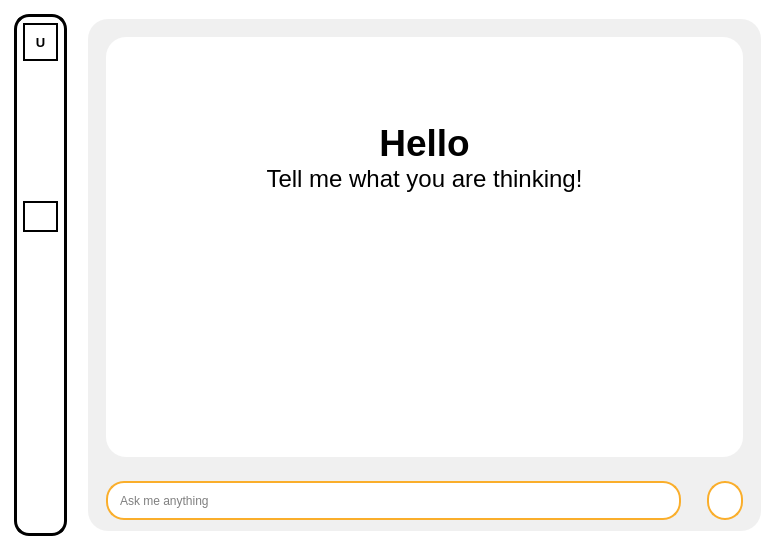
The window that SPCK/GUI/Chat.ui (MaiNgocChau9/Python-App-A-) describes before a commit, drawn with Qt 5.
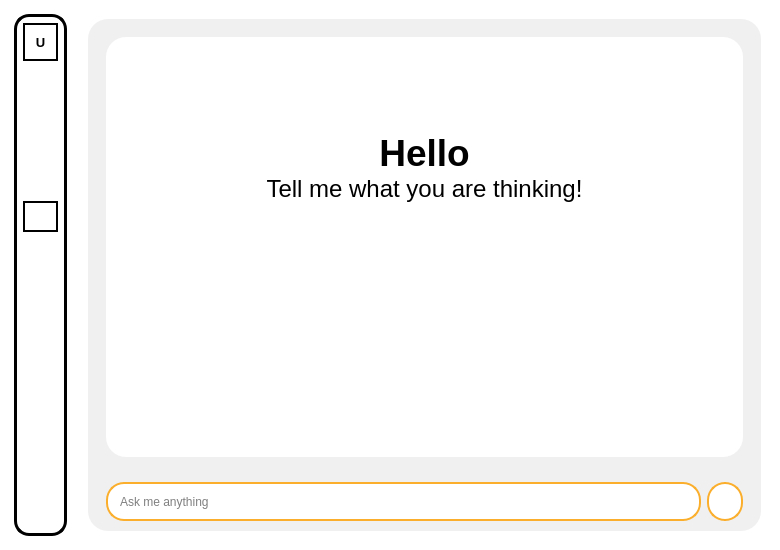
The same window after the commit. Icons and pictures are not drawn.

What changed in the file:
```diff
--- a/SPCK/GUI/Chat.ui
+++ b/SPCK/GUI/Chat.ui
@@ -250,8 +250,15 @@
 	border: 0px;
 	background-color: white;
 	margin-bottom: 0px;
+	padding: 10px;
 }</string>
             </property>
+            <property name="verticalScrollBarPolicy">
+             <enum>Qt::ScrollBarAlwaysOff</enum>
+            </property>
+            <property name="horizontalScrollBarPolicy">
+             <enum>Qt::ScrollBarAlwaysOff</enum>
+            </property>
             <property name="html">
              <string>&lt;!DOCTYPE HTML PUBLIC &quot;-//W3C//DTD HTML 4.0//EN&quot; &quot;http://www.w3.org/TR/REC-html40/strict.dtd&quot;&gt;
 &lt;html&gt;&lt;head&gt;&lt;meta name=&quot;qrichtext&quot; content=&quot;1&quot; /&gt;&lt;style type=&quot;text/css&quot;&gt;
@@ -286,6 +293,8 @@
 	min-height: 35px;
 	border-radius: 18px;
 	padding-left: 10px;
+	margin: 0px;
+	margin-left: 10px;
 }
 
 QLineEdit:hover{
@@ -320,6 +329,8 @@
 	max-height: 35px;
 	min-height: 35px;
 	border-radius: 18px;
+	margin: 0px;
+	margin-right: 10px;
 }
 
 QPushButton:hover{
```
Left out of the diff: 8 changed lines with no effect on the pictures.
